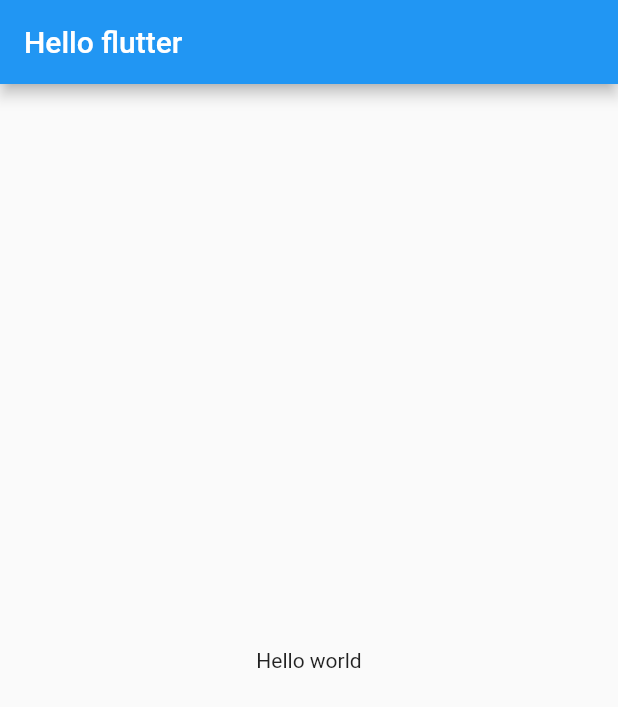
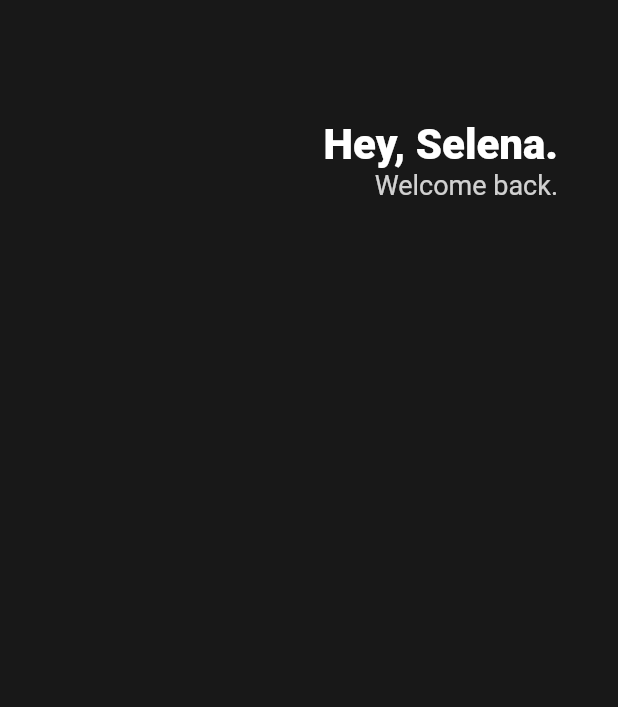
Before and after one commit to limit-b/toonflix, a Flutter app: the screen it shows after launch, on a phone screen of 412 x 824 dp. Shown: the top 707 px of the screen. Run offline on Flutter 3.47's test engine with Material 2 defaults, Android fonts, the phone set to English and light mode, and no system bars.

Commit message:
추가: header 추가

```diff
--- a/lib/main.dart
+++ b/lib/main.dart
@@ -9,11 +9,43 @@ class App extends StatelessWidget {
   Widget build(BuildContext context) {
     return MaterialApp(
       home: Scaffold(
-        appBar: AppBar(
-          title: Text("Hello flutter"),
-        ),
-        body: Center(
-          child: Text("Hello world"),
+        backgroundColor: Color(0xFF181818),
+        body: Padding(
+          padding: EdgeInsets.symmetric(
+            horizontal: 40,
+          ),
+          child: Column(
+            children: [
+              SizedBox(
+                height: 80,
+              ),
+              Row(
+                mainAxisAlignment: MainAxisAlignment.end,
+                children: [
+                  Column(
+                    crossAxisAlignment: CrossAxisAlignment.end,
+                    children: [
+                      Text(
+                        "Hey, Selena.",
+                        style: TextStyle(
+                          color: Color.fromRGBO(255, 255, 255, 1),
+                          fontSize: 28,
+                          fontWeight: FontWeight.w800,
+                        ),
+                      ),
+                      Text(
+                        "Welcome back.",
+                        style: TextStyle(
+                          color: Colors.white.withOpacity(0.8),
+                          fontSize: 18,
+                        ),
+                      ),
+                    ],
+                  ),
+                ],
+              ),
+            ],
+          ),
         ),
       ),
     );
```
